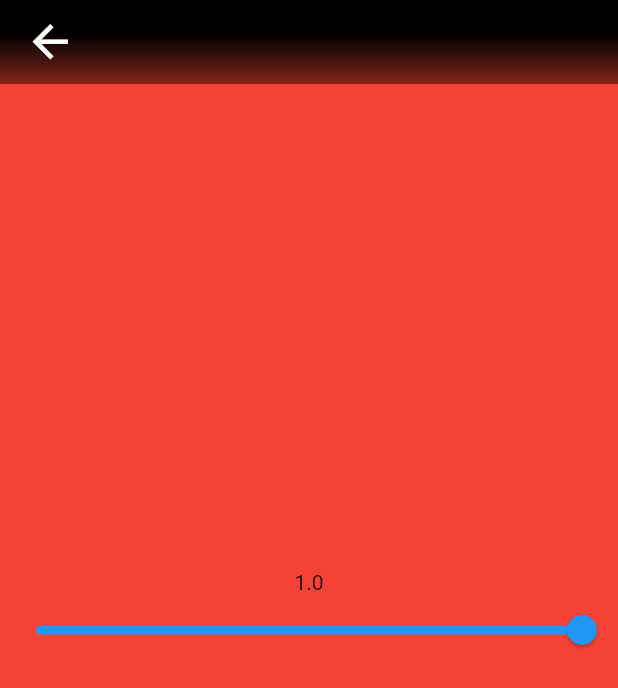
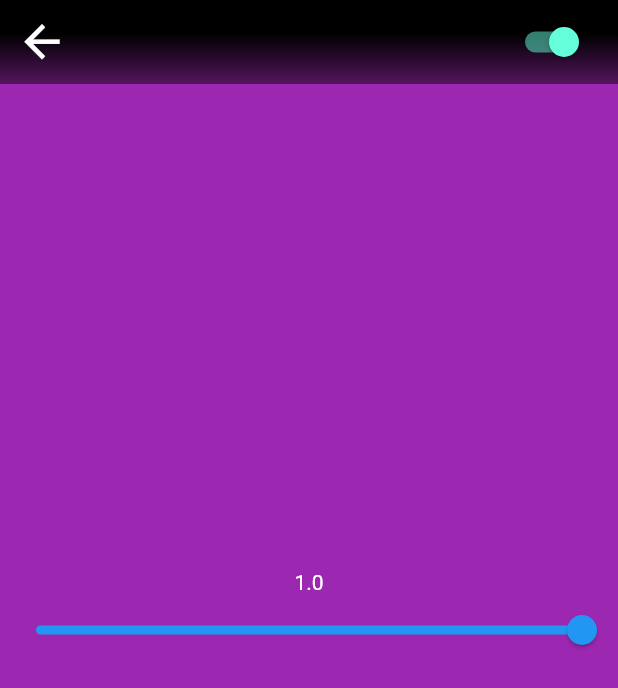
Before and after one commit to fischi1/LEDctrl, a Flutter app: the screen it shows after launch, on a phone screen of 412 x 824 dp. Shown: the top 688 px of the screen. Run offline on Flutter 3.47's test engine with Material 2 defaults, Android fonts, the phone set to English and light mode, and no system bars.

Commit message:
transparent background app bar

```diff
--- a/lib/TransparentGradientAppBar.dart
+++ b/lib/TransparentGradientAppBar.dart
@@ -4,12 +4,21 @@ class TransparentGradientAppBar extends AppBar {
   TransparentGradientAppBar()
       : super(
           elevation: 0,
-          title: Icon(
-            Icons.arrow_back,
-            size: 35,
+          backgroundColor: Colors.transparent,
+          leading: IconButton(
+            icon: Icon(
+              Icons.arrow_back,
+              size: 35,
+            ),
+            onPressed: () {},
           ),
-          centerTitle: false,
-          backgroundColor: Colors.transparent,
+          title: Align(
+            alignment: Alignment.centerRight,
+            child: Switch(
+              value: true,
+              onChanged: (val) {},
+            ),
+          ),
           flexibleSpace: Container(
             decoration: new BoxDecoration(
               gradient: new LinearGradient(
--- a/lib/main.dart
+++ b/lib/main.dart
@@ -9,7 +9,10 @@ class MyApp extends StatelessWidget {
   Widget build(BuildContext context) {
     return MaterialApp(
       title: 'Flutter Demo',
-//      theme: ThemeData.dark(),
+      theme: ThemeData(
+        brightness: Brightness.dark,
+        secondaryHeaderColor: Colors.white,
+      ),
       home: MyHomePage(title: 'Flutter Demo Home Page'),
     );
   }
@@ -32,7 +35,7 @@ class _MyHomePageState extends State<MyHomePage> {
     return Scaffold(
       appBar: TransparentGradientAppBar(),
       extendBodyBehindAppBar: true,
-      backgroundColor: Colors.red,
+      backgroundColor: Colors.purple,
       body: Column(
         mainAxisAlignment: MainAxisAlignment.center,
         children: <Widget>[
```
